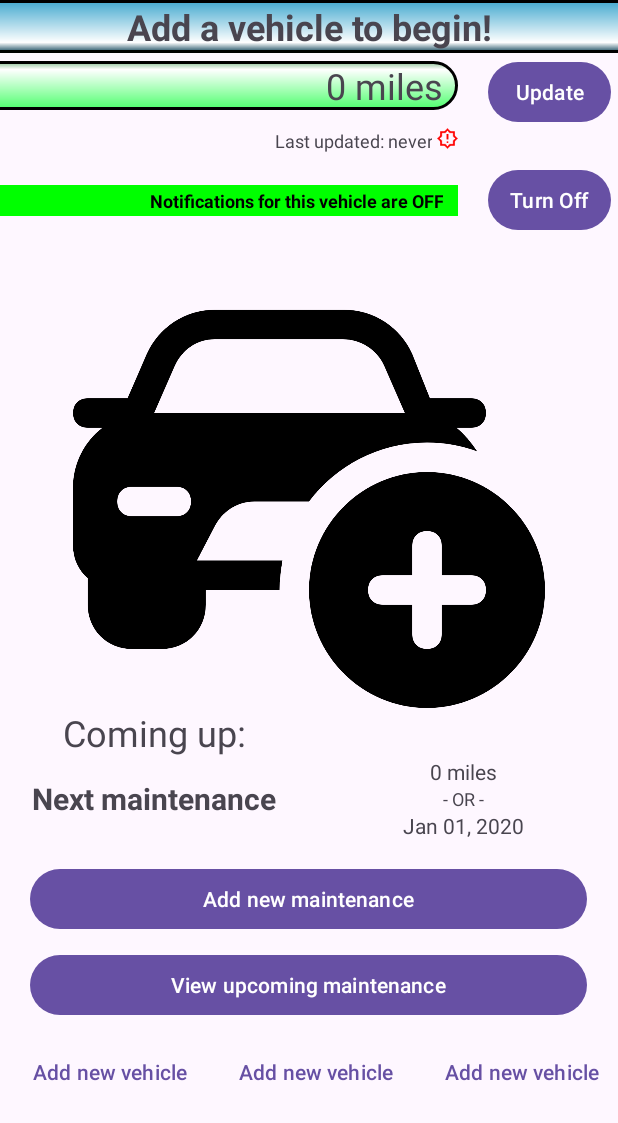
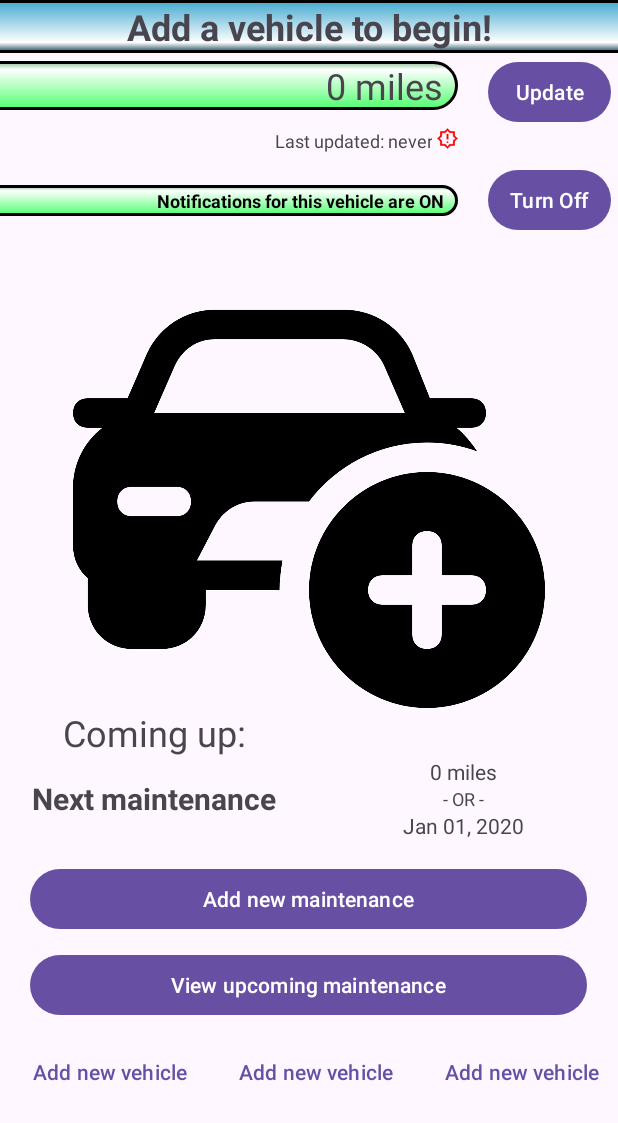
Before and after one commit to siddharth122pathak/CarMaintenanceTracker, an Android app: the screen it shows after launch (MainActivity), after a tap on "Turn On", on a phone screen of 412 x 824 dp, the part 113-1236 px from its top. Run offline under Robolectric (Android 15) with nearby library versions, the phone set to English and light mode, and no system bars; our stand-ins replace navigation-ui; 3 other taps on this screen came first.

Commit message:
Updated code to the new UI

```diff
--- a/app/src/main/java/com/example/carmaintenancetracker/FirstFragment.java
+++ b/app/src/main/java/com/example/carmaintenancetracker/FirstFragment.java
@@ -2,6 +2,7 @@ package com.example.carmaintenancetracker;
 
 import android.annotation.SuppressLint;
 import android.app.AlertDialog;
+import android.graphics.drawable.Drawable;
 import android.os.Bundle;
 import android.content.Intent;
 import android.view.LayoutInflater;
@@ -13,12 +14,14 @@ import android.widget.TextView;
 
 import androidx.annotation.NonNull;
 import androidx.annotation.Nullable;
+import androidx.core.content.ContextCompat;
 import androidx.fragment.app.Fragment;
 
 import com.example.carmaintenancetracker.databinding.FragmentFirstBinding;
 
 import java.util.ArrayList;
 import java.util.List;
+import java.util.Objects;
 
 public class FirstFragment extends Fragment {
 
@@ -28,6 +31,7 @@ public class FirstFragment extends Fragment {
     private TextView mileageText;
     private Button notificationToggleButton;
     private View notificationBar;
+    private TextView notificationText;
     private boolean notificationsOn = true; //Default state for notifications
 
     //List to store chicle mileage and names (IDs or names)
@@ -52,6 +56,7 @@ public class FirstFragment extends Fragment {
         mileageText = view.findViewById(R.id.textView_selected_car_mileage);
         notificationToggleButton = view.findViewById(R.id.btn_selected_car_notifications_setting);
         notificationBar = view.findViewById(R.id.textView_selected_car_notifications_setting);
+        notificationText = notificationBar.findViewById(R.id.textView_selected_car_notifications_setting);
 
         //Initialize the vehicle list if empty
         if (vehicleList.isEmpty()) {
@@ -139,11 +144,15 @@ public class FirstFragment extends Fragment {
         if (notificationsOn) {
             // Set the button text and bar color when notifications are ON
             notificationToggleButton.setText("Turn Off");
-            notificationBar.setBackgroundColor(0xFF00FF00);
+            Drawable greenGradient = ContextCompat.getDrawable(Objects.requireNonNull(getContext()), R.drawable.green_border_gradient);
+            notificationBar.setBackground(greenGradient);
+            notificationText.setText("Notifications for this vehicle are ON");
         } else {
             // Set the button text and bar color when notifications are OFF
             notificationToggleButton.setText("Turn On");
-            notificationBar.setBackgroundColor(0xFFFF0000);
+            Drawable redGradient = ContextCompat.getDrawable(Objects.requireNonNull(getContext()), R.drawable.red_border_gradient);
+            notificationBar.setBackground(redGradient);
+            notificationText.setText("Notifications for this vehicle are OFF");
         }
     }
 
--- a/app/src/main/java/com/example/carmaintenancetracker/MainActivity.java
+++ b/app/src/main/java/com/example/carmaintenancetracker/MainActivity.java
@@ -38,9 +38,9 @@ public class MainActivity extends AppCompatActivity {
         //Set up the toolbar buttons
 
         //Set up the ImageView buttons
-        ImageView tutorialButton = findViewById(R.id.imageView5);
-        ImageView homeButton = findViewById(R.id.logo_icon);
-        ImageView notesButton = findViewById(R.id.imageView7);
+        ImageView tutorialButton = findViewById(R.id.btn_tutorial);
+        ImageView homeButton = findViewById(R.id.imageView_logo);
+        ImageView notesButton = findViewById(R.id.btn_notes);
 
         //Add OnClickListener for each button
         //tutorialButton.setOnClickListener(v -> showTutorial());
```
